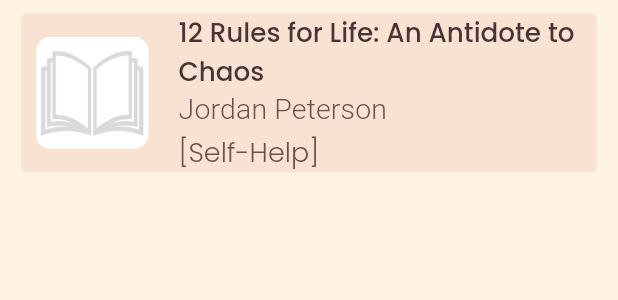
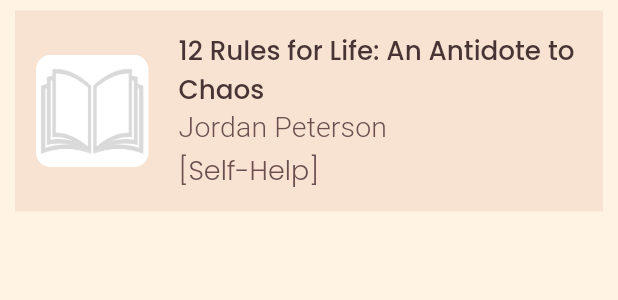
Before and after one commit to Aziz-albelushi02/coded_project_library_pair, a Flutter app: the BookItem widget shown alone on an empty page, opened directly with sample values from the repository, on a phone screen of 412 x 824 dp. Shown: the top 300 px of the screen. Run offline on Flutter 3.47's test engine with Material 2 defaults, Android fonts, the phone set to English and light mode, and no system bars; our stand-ins replace go_router.

Commit message:
modified book list page

```diff
--- a/lib/main.dart
+++ b/lib/main.dart
@@ -76,5 +76,6 @@
     GoRoute(path: '/members-list', builder: (context, state) => MembersListPage()),
     GoRoute(path: '/add-new-member', builder: (context, state) => AddNewMemberPage()),
     GoRoute(path: '/add-new-book', builder: (context, state) => AddNewBookPage()),
+    GoRoute(path: '/book-details', builder: (context, state,) => BookDetailsPage()),
   ]);
 }
--- a/lib/pages/books_list.dart
+++ b/lib/pages/books_list.dart
@@ -19,13 +19,13 @@
             Text("Books List", style: Theme.of(context).textTheme.titleMedium),
         centerTitle: true,
         backgroundColor: Theme.of(context).primaryColor,
-        // for adding an icon button
+// for adding an icon button
         actions: [
           Padding(
             padding: const EdgeInsets.fromLTRB(8, 8, 20, 8),
             child: GestureDetector(
               onTap: () {
-                // write on tap code for adding new book here
+// write on tap code for adding new book here
                 GoRouter.of(context).push("/add-new-book");
               },
               child: Icon(
--- a/lib/widgets/book_list_widget.dart
+++ b/lib/widgets/book_list_widget.dart
@@ -1,20 +1,29 @@
 import 'package:flutter/material.dart';
 import 'package:flutter/src/foundation/key.dart';
 import 'package:flutter/src/widgets/framework.dart';
+import 'package:go_router/go_router.dart';
 import 'package:library_proejct/models/books_model.dart';
 
 class BookItem extends StatelessWidget {
   BookItem(this.book);
-
   Book book;
 
   @override
   Widget build(BuildContext context) {
-    return Column(mainAxisSize: MainAxisSize.min, children: [
+    return Column(
+        mainAxisAlignment: MainAxisAlignment.spaceAround,
+        mainAxisSize: MainAxisSize.min,
+        children: [
 // text field
 // container for card to add padding
           Container(
-          margin: EdgeInsets.symmetric(horizontal: 10, vertical: 5),
+              color: Theme.of(context).secondaryHeaderColor,
+              padding: EdgeInsets.symmetric(vertical: 10),
+              margin: EdgeInsets.symmetric(horizontal: 10, vertical: 7),
+              child: InkWell(
+                onTap: () {
+                  GoRouter.of(context).push('/book-details', extra: book);
+                },
                 child: Card(
                   elevation: 0,
                   color: Theme.of(context).secondaryHeaderColor,
@@ -42,8 +51,6 @@
                           Flexible(
                             child: Text(
                               book.title,
-                        softWrap: true,
-                        overflow: TextOverflow.clip,
                               style: Theme.of(context).textTheme.titleLarge,
                             ),
                           ),
@@ -54,11 +61,13 @@
                           Container(
                               margin: EdgeInsets.only(top: 5),
                               child: Text(book.genre.toString(),
-                            style: Theme.of(context).textTheme.bodySmall)),
+                                  style:
+                                      Theme.of(context).textTheme.bodySmall)),
                         ],
                       ),
                     )
                   ]),
+                ),
               ))
         ]);
   }
```
Lines whose indentation alone changed are shown as unchanged.
